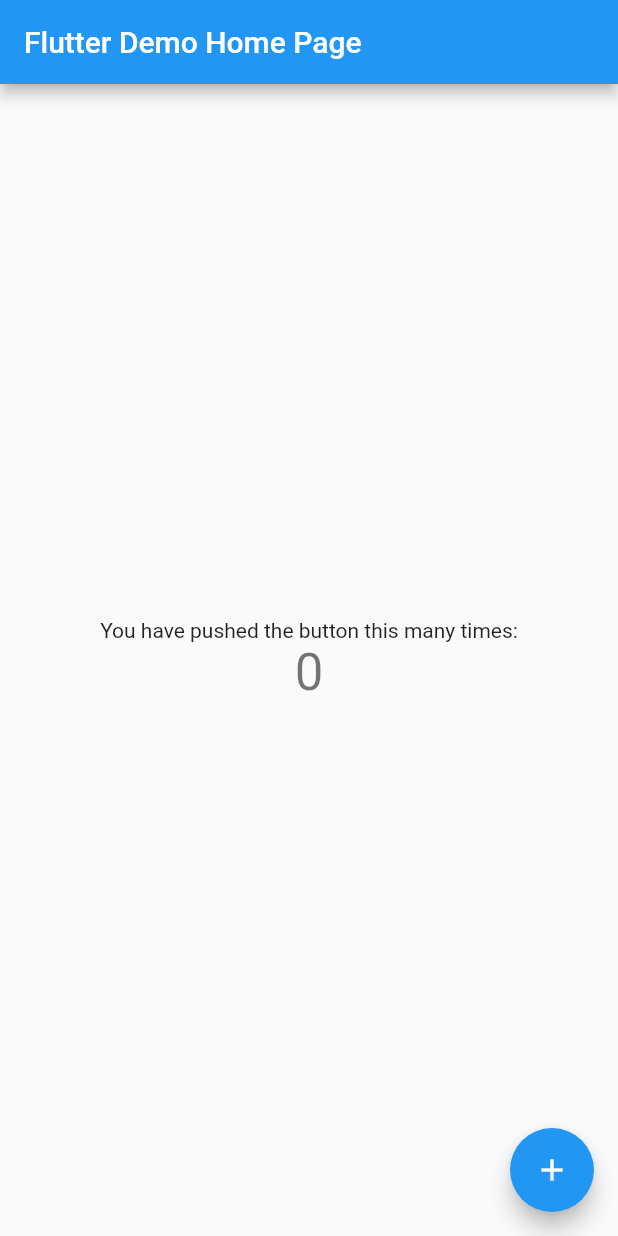
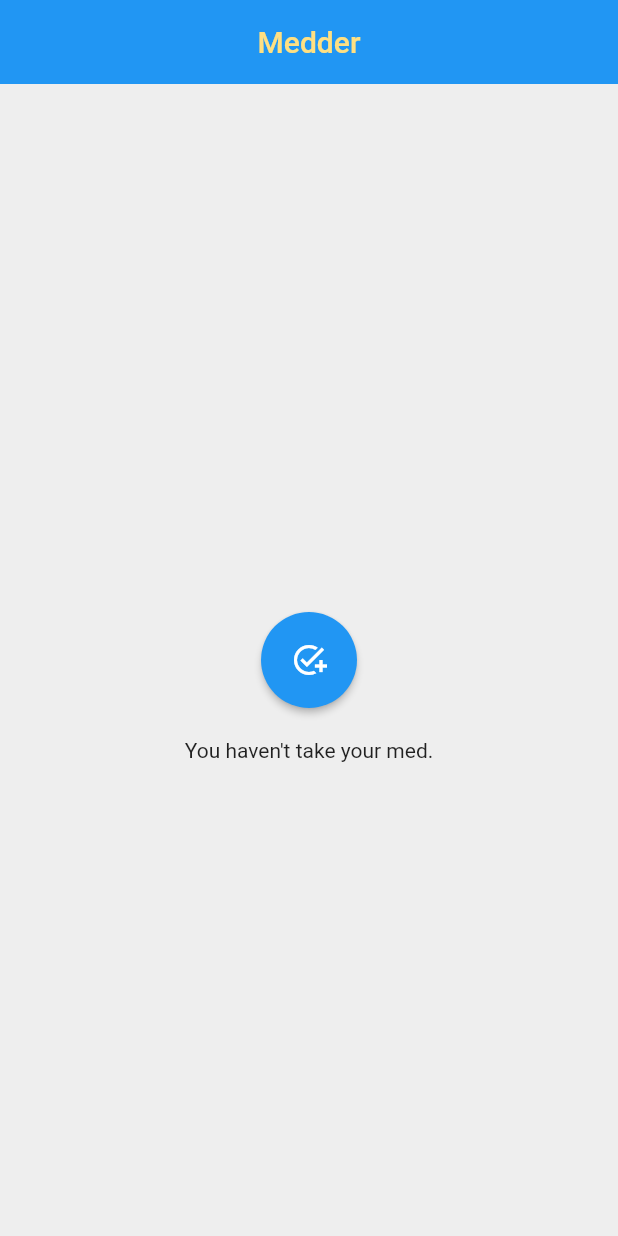
Before and after one commit to Kakaranara/Medder, a Flutter app: the screen it shows after launch, on a phone screen of 412 x 824 dp. Run offline on Flutter 3.47's test engine with Material 2 defaults, Android fonts, the phone set to English and light mode, and no system bars.

Commit message:
first step.
just givin a state to button. next features : time, interval, etc

```diff
--- a/lib/main.dart
+++ b/lib/main.dart
@@ -10,106 +10,74 @@
   // This widget is the root of your application.
   @override
   Widget build(BuildContext context) {
-    return MaterialApp(
+    return const MaterialApp(
       title: 'Flutter Demo',
-      theme: ThemeData(
-        // This is the theme of your application.
-        //
-        // Try running your application with "flutter run". You'll see the
-        // application has a blue toolbar. Then, without quitting the app, try
-        // changing the primarySwatch below to Colors.green and then invoke
-        // "hot reload" (press "r" in the console where you ran "flutter run",
-        // or simply save your changes to "hot reload" in a Flutter IDE).
-        // Notice that the counter didn't reset back to zero; the application
-        // is not restarted.
-        primarySwatch: Colors.blue,
-      ),
-      home: const MyHomePage(title: 'Flutter Demo Home Page'),
+      home: Home(),
     );
   }
 }
 
-class MyHomePage extends StatefulWidget {
-  const MyHomePage({Key? key, required this.title}) : super(key: key);
-
-  // This widget is the home page of your application. It is stateful, meaning
-  // that it has a State object (defined below) that contains fields that affect
-  // how it looks.
-
-  // This class is the configuration for the state. It holds the values (in this
-  // case the title) provided by the parent (in this case the App widget) and
-  // used by the build method of the State. Fields in a Widget subclass are
-  // always marked "final".
-
-  final String title;
+class Home extends StatefulWidget {
+  const Home({Key? key}) : super(key: key);
 
   @override
-  State<MyHomePage> createState() => _MyHomePageState();
+  _HomeState createState() => _HomeState();
 }
 
-class _MyHomePageState extends State<MyHomePage> {
-  int _counter = 0;
+class _HomeState extends State<Home> {
 
-  void _incrementCounter() {
-    setState(() {
-      // This call to setState tells the Flutter framework that something has
-      // changed in this State, which causes it to rerun the build method below
-      // so that the display can reflect the updated values. If we changed
-      // _counter without calling setState(), then the build method would not be
-      // called again, and so nothing would appear to happen.
-      _counter++;
-    });
-  }
+  bool isMed = false;
+
 
   @override
   Widget build(BuildContext context) {
-    // This method is rerun every time setState is called, for instance as done
-    // by the _incrementCounter method above.
-    //
-    // The Flutter framework has been optimized to make rerunning build methods
-    // fast, so that you can just rebuild anything that needs updating rather
-    // than having to individually change instances of widgets.
     return Scaffold(
       appBar: AppBar(
-        // Here we take the value from the MyHomePage object that was created by
-        // the App.build method, and use it to set our appbar title.
-        title: Text(widget.title),
+        title: Center(
+          child: Text(
+            "Medder",
+            style: TextStyle(
+              color: Colors.amber[200],
+            ),
+          ),
+        ),
+        elevation: 0.0,
+
+
       ),
-      body: Center(
-        // Center is a layout widget. It takes a single child and positions it
-        // in the middle of the parent.
-        child: Column(
-          // Column is also a layout widget. It takes a list of children and
-          // arranges them vertically. By default, it sizes itself to fit its
-          // children horizontally, and tries to be as tall as its parent.
-          //
-          // Invoke "debug painting" (press "p" in the console, choose the
-          // "Toggle Debug Paint" action from the Flutter Inspector in Android
-          // Studio, or the "Toggle Debug Paint" command in Visual Studio Code)
-          // to see the wireframe for each widget.
-          //
-          // Column has various properties to control how it sizes itself and
-          // how it positions its children. Here we use mainAxisAlignment to
-          // center the children vertically; the main axis here is the vertical
-          // axis because Columns are vertical (the cross axis would be
-          // horizontal).
-          mainAxisAlignment: MainAxisAlignment.center,
-          children: <Widget>[
-            const Text(
-              'You have pushed the button this many times:',
+      body: Container(
+        color: isMed ? Colors.green[200] : Colors.grey[200],
+        child: Padding(
+          padding: const EdgeInsets.all(20.0),
+          child: Center(
+            child: Column(
+              mainAxisAlignment: MainAxisAlignment.center,
+              children: [
+                const Text(""),
+                const SizedBox(height: 20.0,),
+                ElevatedButton(
+                  child: const Icon(
+                    Icons.add_task,
+                  ),
+                  onPressed: (){
+                    setState(() {
+                      isMed = !isMed;
+                    });
+                  },
+                  style: ElevatedButton.styleFrom(
+                    shape: const CircleBorder(),
+                    padding: const EdgeInsets.all(20.0),
+                  ),
+                ),
+                SizedBox(height: 20.0,),
+                Text(
+                  isMed ? "You Have Taken Medicine ! " : "You haven't take your med."
+                )
+              ],
             ),
-            Text(
-              '$_counter',
-              style: Theme.of(context).textTheme.headline4,
-            ),
-          ],
+          ),
         ),
       ),
-      floatingActionButton: FloatingActionButton(
-        onPressed: _incrementCounter,
-        tooltip: 'Increment',
-        child: const Icon(Icons.add),
-      ), // This trailing comma makes auto-formatting nicer for build methods.
     );
   }
 }
```
